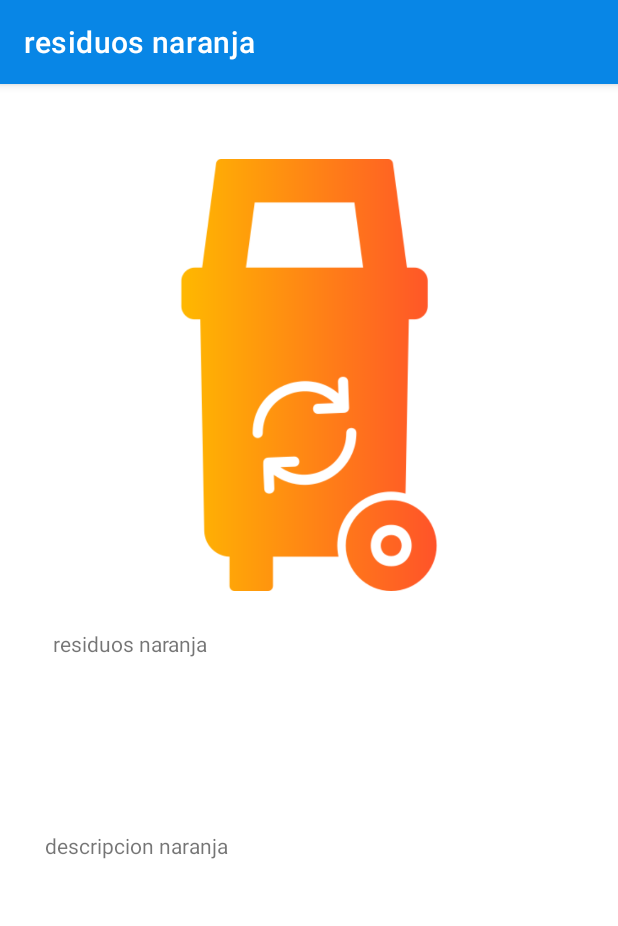
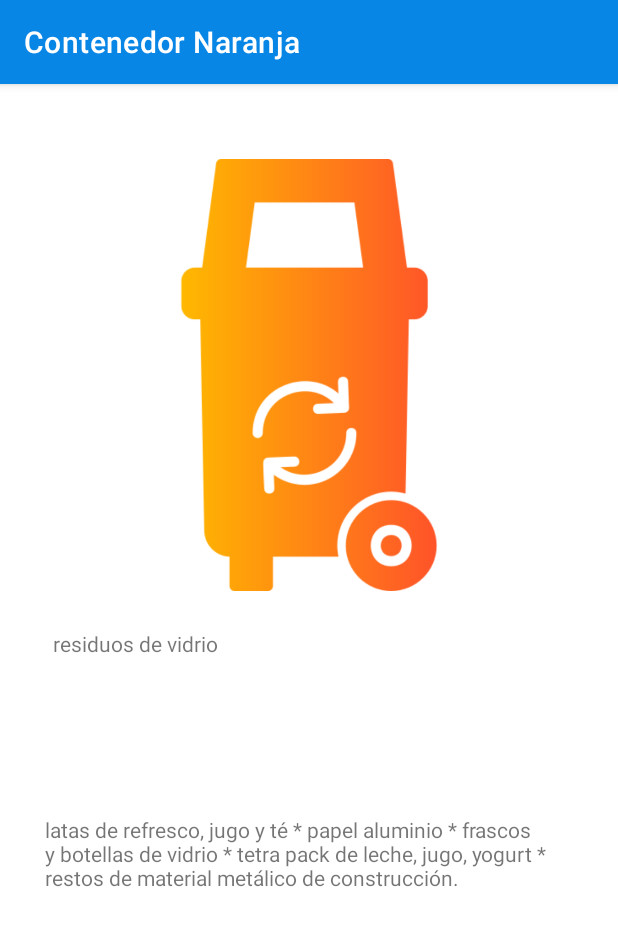
Before and after one commit to AndresMcAs/Reciclador, an Android app: the fragment ResiduosFragment shown on its own in the app's theme, after a tap on an icon or button, on a phone screen of 412 x 824 dp. Shown: the top 926 px of the screen. Run offline under Robolectric (Android 15) with nearby library versions, the phone set to English and light mode, and no system bars.

Commit message:
Se egregan cambios a strings.xml con descripciones correctas

```diff
--- a/app/src/main/res/values/strings.xml
+++ b/app/src/main/res/values/strings.xml
@@ -20,23 +20,33 @@
 
     <string name="residuos_titulo">selecciona el contenedor de tu interes</string>
 
-    <string name="contenedor_azul_titulo">residuos de papel</string>
-    <string name="contenedor_verde_titulo">reciduos organicos</string>
-    <string name="contenedor_amarillo_titulo">residuos amarillo</string>
-    <string name="contenedor_naranja_titulo">residuos naranja</string>
+    <string name="contenedor_azul_titulo">residuos inorgánicos reciclables</string>
+    <string name="contenedor_verde_titulo">reciduos sólidos biodegardables</string>
+    <string name="contenedor_amarillo_titulo">residuos de papel y carton</string>
+    <string name="contenedor_naranja_titulo">residuos de vidrio</string>
     <string name="contenedor_gris_titulo">residuos no reciclables</string>
 
-    <string name="contenedor_azul_descripcion">En este contendor van los residuos de papel.</string>
-    <string name="contenedor_verde_descripcion">descripcion verde</string>
-    <string name="contenedor_amarillo_descripcion">descripcion amarillo</string>
-    <string name="contenedor_naranja_descripcion">descripcion naranja</string>
-    <string name="contenedor_gris_descripcion">descripcion gris</string>
+    <string name="contenedor_azul_descripcion">Botellas de agua, jugos y refrescos
+        * envases de yogurt * botellas de suavizantes y detergentes.</string>
+    <string name="contenedor_verde_descripcion">Restos de verduras, hortalizas y frutas
+        * pasto, flores* ramas * residuos de alimentos: cascaron de huevo * restos de cafe y te
+        * filtros de papal para cafe y te * pan * tortillas * productos lacteos (Sin recipiente)
+        * huesos.</string>
+    <string name="contenedor_amarillo_descripcion">Hojas de papel * folders * periódicos
+        * volantes * cartón sin residuos de comida.</string>
+    <string name="contenedor_naranja_descripcion">latas de refresco, jugo y té * papel aluminio
+        * frascos y botellas de vidrio * tetra pack de leche, jugo, yogurt
+        * restos de material metálico de construcción.</string>
+    <string name="contenedor_gris_descripcion">Charolas, platos, vasos y cubiertos
+        de un solo uso (unicel o plástico desechable) * bolsas de celofán, metalizadas, enceradas
+        * colillas de cigarro * pañuelos desechables * papel con comida
+        * servilletas y cartón con grasa.</string>
 
-    <string name="contenedor_azul_cabecera">residuos de papel</string>
-    <string name="contenedor_verde_cabecera">reciduos organicos</string>
-    <string name="contenedor_amarillo_cabecera">residuos amarillo</string>
-    <string name="contenedor_naranja_cabecera">residuos naranja</string>
-    <string name="contenedor_gris_cabecera">residuos no reciclables</string>
+    <string name="contenedor_azul_cabecera">Contenedor Azul</string>
+    <string name="contenedor_verde_cabecera">Contenedor Verde</string>
+    <string name="contenedor_amarillo_cabecera">Contenedor Amarillo</string>
+    <string name="contenedor_naranja_cabecera">Contenedor Naranja</string>
+    <string name="contenedor_gris_cabecera">Contenedor Gris</string>
 
 
 </resources>
```
